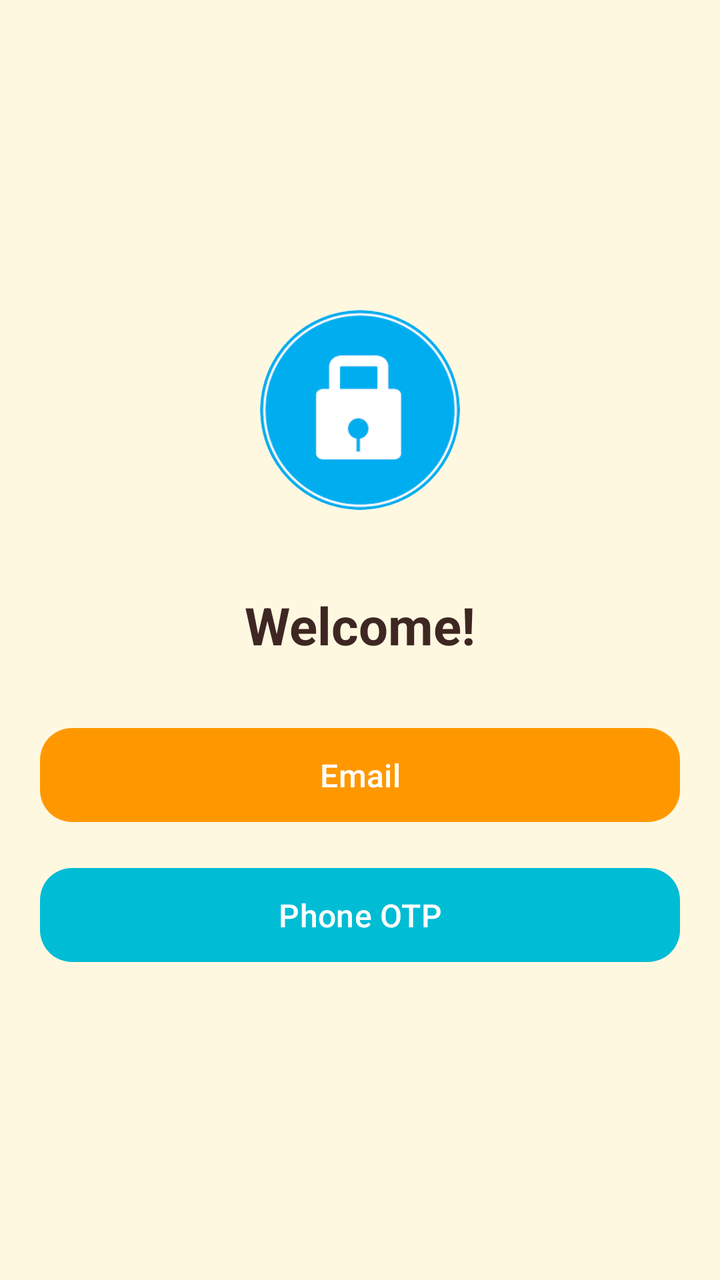
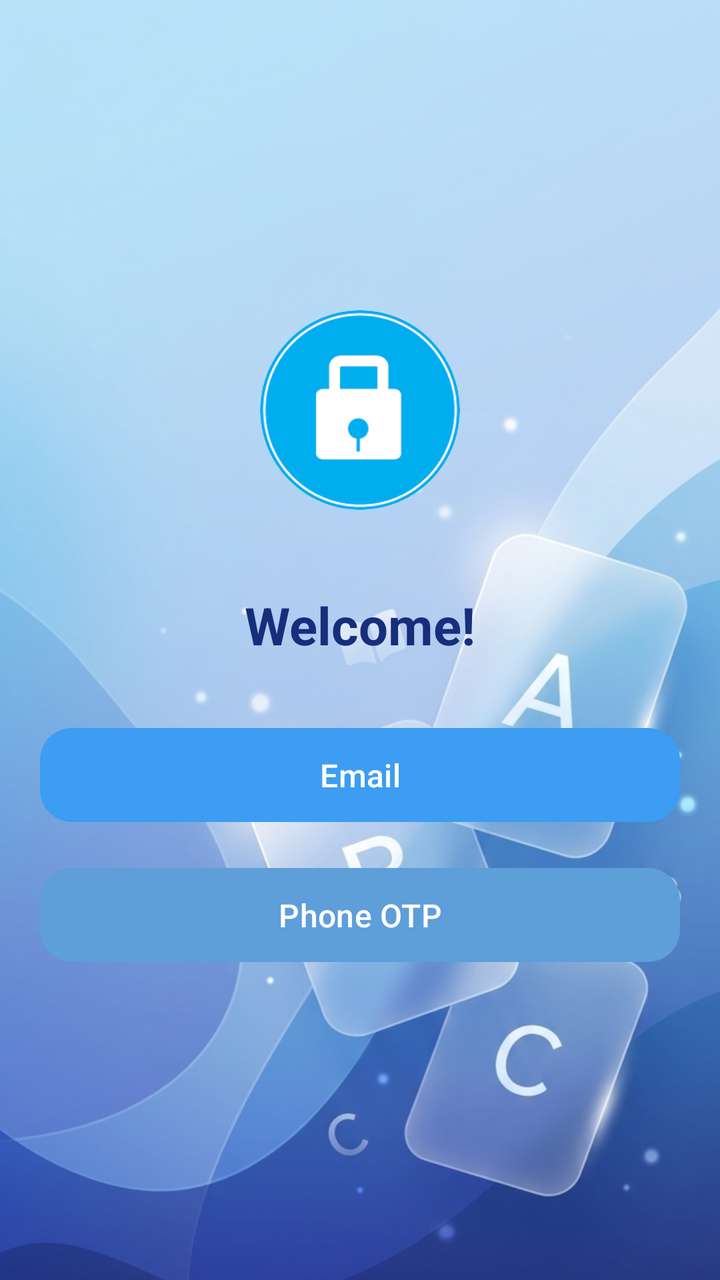

Before-and-after screenshots of an Android layout around one commit, followed by the original layout XML and the change that was made.
<!-- AndroidManifest.xml: application theme Theme.SmartFlashCard -->
<!-- res/layout/activity_choice_login.xml -->
<?xml version="1.0" encoding="utf-8"?>
<LinearLayout xmlns:android="http://schemas.android.com/apk/res/android"
    xmlns:app="http://schemas.android.com/apk/res-auto"
    android:id="@+id/choiceLogin"
    android:layout_width="match_parent"
    android:layout_height="match_parent"
    android:background="?android:attr/colorBackground"
   >

    <LinearLayout
        android:layout_width="match_parent"
        android:layout_height="wrap_content"
        android:padding="20dp"
        android:layout_gravity="center"
        android:gravity="center"
        android:orientation="vertical">

        <com.google.android.material.imageview.ShapeableImageView
            android:layout_width="100dp"
            android:layout_height="100dp"
            android:scaleType="centerCrop"
            android:layout_marginBottom="40dp"
            android:background="@drawable/img"
            app:shapeAppearanceOverlay="@style/CircleImage"/>

        <TextView
            android:layout_width="wrap_content"
            android:layout_height="wrap_content"
            android:layout_marginBottom="30dp"
            android:text="Welcome!"
            android:textColor="?attr/colorOnBackground"
            android:textSize="26sp"
            android:textStyle="bold" />

        <com.google.android.material.button.MaterialButton
            android:id="@+id/btnemail"
            style="@style/Widget.SmartFlashCard.Button"
            android:layout_width="match_parent"
            android:layout_height="55dp"
            android:layout_marginBottom="15dp"
            android:text="@string/choice_login_email"
            android:textAllCaps="false"
            android:textSize="16sp" />

        <com.google.android.material.button.MaterialButton
            android:id="@+id/btnOtp"
            style="@style/Widget.SmartFlashCard.Button.Secondary"
            android:layout_width="match_parent"
            android:layout_height="55dp"
            android:text="@string/choice_login_otp"
            android:textAllCaps="false"
            android:textSize="16sp" />
    </LinearLayout>

</LinearLayout>
<!-- resources referenced by this layout -->
<resources>
  <string name="choice_login_email">Email</string>
  <string name="choice_login_otp">Phone OTP</string>
  <style name="CircleImage">
          <item name="cornerFamily">rounded</item>
          <item name="cornerSize">50%</item>
      </style>
  <style name="Widget.SmartFlashCard.Button" parent="Widget.Material3.Button">
          <item name="cornerRadius">@dimen/kid_corner_button</item>
          <item name="backgroundTint">?attr/colorPrimary</item>
          <item name="android:textColor">?attr/colorOnPrimary</item>
      </style>
  <style name="Widget.SmartFlashCard.Button.Secondary" parent="Widget.Material3.Button">
          <item name="cornerRadius">@dimen/kid_corner_button</item>
          <item name="backgroundTint">?attr/colorSecondary</item>
          <item name="android:textColor">?attr/colorOnSecondary</item>
      </style>
  <style name="Theme.SmartFlashCard" parent="Base.Theme.SmartFlashCard" />
  <dimen name="kid_corner_button">16dp</dimen>
  <color name="md_theme_light_primary">#FF9800</color>
  <color name="md_theme_light_onPrimary">#FFFFFF</color>
  <color name="md_theme_light_primaryContainer">#FFE0B2</color>
  <color name="md_theme_light_onPrimaryContainer">#5D3200</color>
  <color name="md_theme_light_secondary">#00BCD4</color>
  <color name="md_theme_light_onSecondary">#FFFFFF</color>
  <color name="md_theme_light_secondaryContainer">#B2EBF2</color>
  <color name="md_theme_light_onSecondaryContainer">#006064</color>
  <color name="md_theme_light_tertiary">#66BB6A</color>
  <color name="md_theme_light_onTertiary">#FFFFFF</color>
  <color name="md_theme_light_tertiaryContainer">#C8E6C9</color>
  <color name="md_theme_light_onTertiaryContainer">#1B5E20</color>
  <color name="md_theme_light_background">#FFF8E1</color>
  <color name="md_theme_light_onBackground">#3E2723</color>
  <color name="md_theme_light_error">#E53935</color>
  <color name="md_theme_light_onError">#FFFFFF</color>
  <color name="md_theme_light_errorContainer">#FFCDD2</color>
  <color name="md_theme_light_onErrorContainer">#B71C1C</color>
  <color name="md_theme_light_surface">#FFFFFF</color>
  <color name="md_theme_light_onSurface">#3E2723</color>
  <color name="md_theme_light_surfaceVariant">#FFF3E0</color>
  <color name="md_theme_light_onSurfaceVariant">#6D4C41</color>
  <color name="md_theme_light_outline">#BCAAA4</color>
  <style name="Widget.SmartFlashCard.Card" parent="Widget.Material3.CardView.Elevated">
          <item name="cardCornerRadius">@dimen/kid_corner_card</item>
          <item name="cardElevation">@dimen/kid_elevation_card</item>
          <item name="cardBackgroundColor">?attr/colorSurface</item>
          <item name="strokeWidth">0dp</item>
      </style>
  <style name="Widget.SmartFlashCard.Fab" parent="Widget.Material3.FloatingActionButton.Primary">
          <item name="backgroundTint">?attr/colorSecondary</item>
          <item name="tint">?attr/colorOnSecondary</item>
          <item name="shapeAppearance">@style/ShapeAppearance.SmartFlashCard.Medium</item>
      </style>
  <style name="ShapeAppearance.SmartFlashCard.Small" parent="ShapeAppearance.Material3.Corner.Small">
          <item name="cornerSize">@dimen/kid_corner_small</item>
      </style>
  <style name="ShapeAppearance.SmartFlashCard.Medium" parent="ShapeAppearance.Material3.Corner.Medium">
          <item name="cornerSize">@dimen/kid_corner_button</item>
      </style>
  <style name="ShapeAppearance.SmartFlashCard.Large" parent="ShapeAppearance.Material3.Corner.Large">
          <item name="cornerSize">@dimen/kid_corner_card</item>
      </style>
  <dimen name="kid_corner_card">24dp</dimen>
  <dimen name="kid_elevation_card">4dp</dimen>
  <dimen name="kid_corner_small">12dp</dimen>
  <!-- unchanged entries left out for length: 4 -->
</resources>

<!-- the commit's change to res/layout/activity_choice_login.xml (unified diff, before → after) -->
@@ -4,24 +4,23 @@
     android:id="@+id/choiceLogin"
     android:layout_width="match_parent"
     android:layout_height="match_parent"
-    android:background="?android:attr/colorBackground"
-   >
+    android:background="@drawable/bg">
 
     <LinearLayout
         android:layout_width="match_parent"
         android:layout_height="wrap_content"
-        android:padding="20dp"
         android:layout_gravity="center"
         android:gravity="center"
-        android:orientation="vertical">
+        android:orientation="vertical"
+        android:padding="20dp">
 
         <com.google.android.material.imageview.ShapeableImageView
             android:layout_width="100dp"
             android:layout_height="100dp"
-            android:scaleType="centerCrop"
             android:layout_marginBottom="40dp"
             android:background="@drawable/img"
-            app:shapeAppearanceOverlay="@style/CircleImage"/>
+            android:scaleType="centerCrop"
+            app:shapeAppearanceOverlay="@style/CircleImage" />
 
         <TextView
             android:layout_width="wrap_content"
<!-- resource entries referenced after the edit -->
@@ -1,5 +1,6 @@
 <!-- resources referenced by this layout -->
 <resources>
+  <!-- drawable bg: png bitmap (drawable, 800499 bytes) -->
   <string name="choice_login_email">Email</string>
   <string name="choice_login_otp">Phone OTP</string>
   <style name="CircleImage">
@@ -8,20 +9,20 @@
       </style>
   <style name="Widget.SmartFlashCard.Button" parent="Widget.Material3.Button">
           <item name="cornerRadius">@dimen/kid_corner_button</item>
-          <item name="backgroundTint">?attr/colorPrimary</item>
+          <item name="backgroundTint">#3C9DF2</item>
           <item name="android:textColor">?attr/colorOnPrimary</item>
       </style>
   <style name="Widget.SmartFlashCard.Button.Secondary" parent="Widget.Material3.Button">
           <item name="cornerRadius">@dimen/kid_corner_button</item>
-          <item name="backgroundTint">?attr/colorSecondary</item>
+          <item name="backgroundTint">#5E9ED9</item>
           <item name="android:textColor">?attr/colorOnSecondary</item>
       </style>
   <style name="Theme.SmartFlashCard" parent="Base.Theme.SmartFlashCard" />
   <dimen name="kid_corner_button">16dp</dimen>
-  <color name="md_theme_light_primary">#FF9800</color>
+  <color name="md_theme_light_primary">#5E9ED9</color>
   <color name="md_theme_light_onPrimary">#FFFFFF</color>
-  <color name="md_theme_light_primaryContainer">#FFE0B2</color>
-  <color name="md_theme_light_onPrimaryContainer">#5D3200</color>
+  <color name="md_theme_light_primaryContainer">#A9DBFF</color>
+  <color name="md_theme_light_onPrimaryContainer">#162E7B</color>
   <color name="md_theme_light_secondary">#00BCD4</color>
   <color name="md_theme_light_onSecondary">#FFFFFF</color>
   <color name="md_theme_light_secondaryContainer">#B2EBF2</color>
@@ -30,17 +31,17 @@
   <color name="md_theme_light_onTertiary">#FFFFFF</color>
   <color name="md_theme_light_tertiaryContainer">#C8E6C9</color>
   <color name="md_theme_light_onTertiaryContainer">#1B5E20</color>
-  <color name="md_theme_light_background">#FFF8E1</color>
-  <color name="md_theme_light_onBackground">#3E2723</color>
+  <color name="md_theme_light_background">#A9DBFF</color>
+  <color name="md_theme_light_onBackground">#162E7B</color>
   <color name="md_theme_light_error">#E53935</color>
   <color name="md_theme_light_onError">#FFFFFF</color>
   <color name="md_theme_light_errorContainer">#FFCDD2</color>
   <color name="md_theme_light_onErrorContainer">#B71C1C</color>
   <color name="md_theme_light_surface">#FFFFFF</color>
-  <color name="md_theme_light_onSurface">#3E2723</color>
-  <color name="md_theme_light_surfaceVariant">#FFF3E0</color>
-  <color name="md_theme_light_onSurfaceVariant">#6D4C41</color>
-  <color name="md_theme_light_outline">#BCAAA4</color>
+  <color name="md_theme_light_onSurface">#162E7B</color>
+  <color name="md_theme_light_surfaceVariant">#A9DBFF</color>
+  <color name="md_theme_light_onSurfaceVariant">#162E7B</color>
+  <color name="md_theme_light_outline">#5E9ED9</color>
   <style name="Widget.SmartFlashCard.Card" parent="Widget.Material3.CardView.Elevated">
           <item name="cardCornerRadius">@dimen/kid_corner_card</item>
           <item name="cardElevation">@dimen/kid_elevation_card</item>
